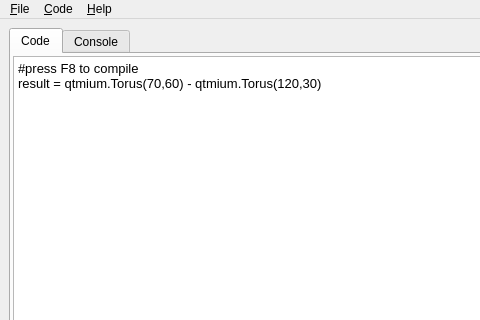
The window that src/ui/mainwindow.ui (hmeyer/qtmium) describes before a commit, drawn with Qt 5; both pictures show x 0 to 480 and y 0 to 320 of the 599 by 490 pixel window.
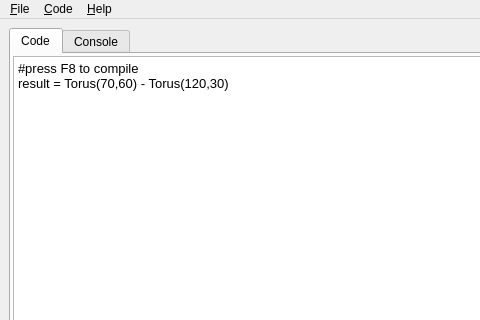
The same window after the commit.

Commit message: primitive and axis imported in eval main namespace

```diff
--- a/src/ui/mainwindow.ui
+++ b/src/ui/mainwindow.ui
@@ -43,7 +43,7 @@
 p, li { white-space: pre-wrap; }
 &lt;/style&gt;&lt;/head&gt;&lt;body style=&quot; font-family:'Droid Sans'; font-size:10pt; font-weight:400; font-style:normal;&quot;&gt;
 &lt;p style=&quot; margin-top:0px; margin-bottom:0px; margin-left:0px; margin-right:0px; -qt-block-indent:0; text-indent:0px;&quot;&gt;#press F8 to compile&lt;/p&gt;
-&lt;p style=&quot; margin-top:0px; margin-bottom:0px; margin-left:0px; margin-right:0px; -qt-block-indent:0; text-indent:0px;&quot;&gt;result = qtmium.Torus(70,60) - qtmium.Torus(120,30)&lt;/p&gt;&lt;/body&gt;&lt;/html&gt;</string>
+&lt;p style=&quot; margin-top:0px; margin-bottom:0px; margin-left:0px; margin-right:0px; -qt-block-indent:0; text-indent:0px;&quot;&gt;result = Torus(70,60) - Torus(120,30)&lt;/p&gt;&lt;/body&gt;&lt;/html&gt;</string>
            </property>
           </widget>
          </item>
```
The commit also changes 1 other file.
